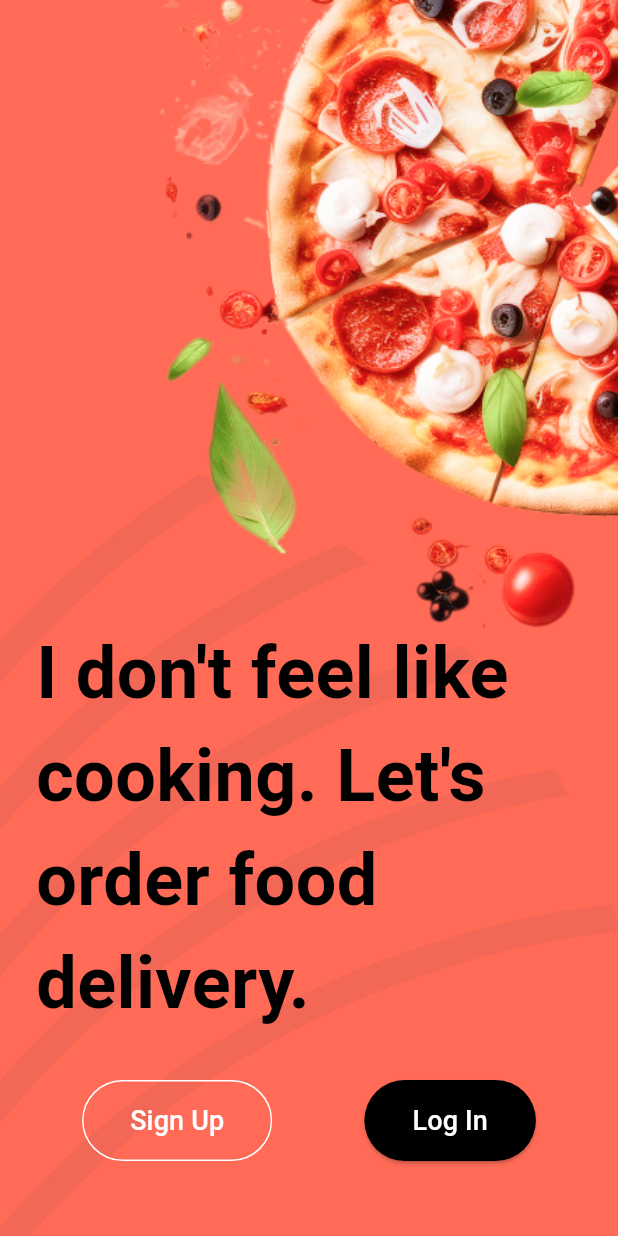
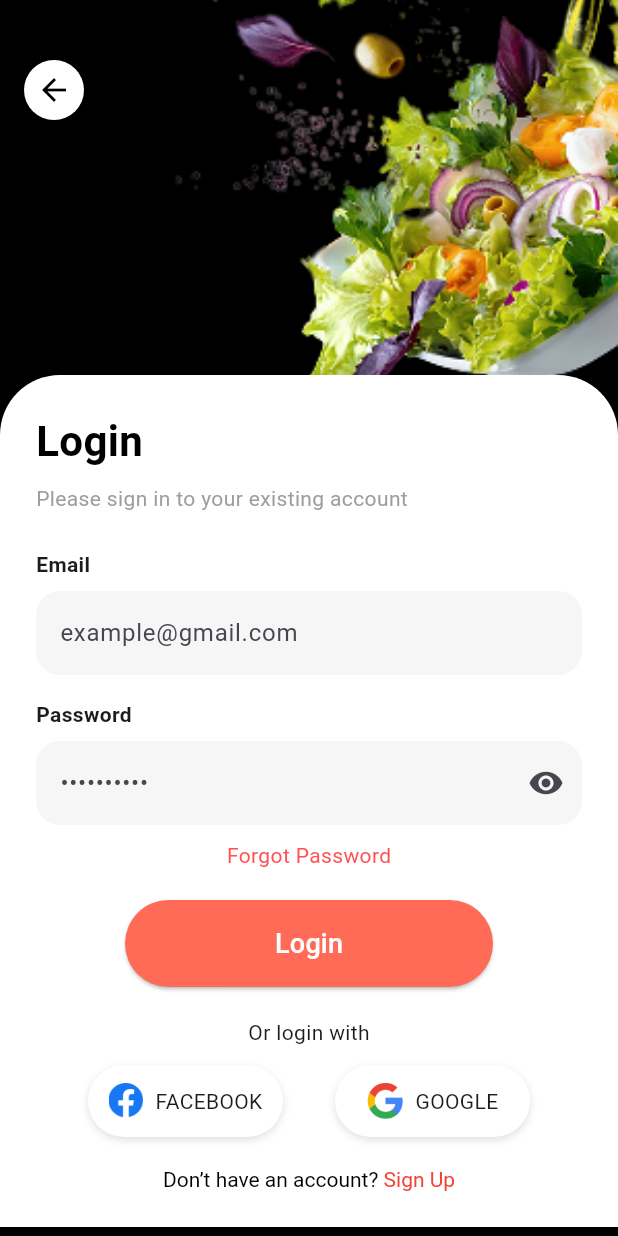
Before and after one commit to YoussefFayad14/Comida, a Flutter app: the screen it shows after launch, after a tap on "Log In", on a phone screen of 412 x 824 dp. Run offline on Flutter 3.47's test engine with Material 3 defaults, Android fonts, the phone set to English and light mode, and no system bars.

Commit message:
Implement login screen and social login buttons

```diff
--- a/lib/app_routes.dart
+++ b/lib/app_routes.dart
@@ -1,6 +1,7 @@
 class AppRoutes {
   static const String splash = '/';
   static const String onboarding = '/onboarding';
+  static const String login = '/login';
   static const String home = '/home' ;
 
 }
--- /dev/null
+++ b/lib/presentation/screens/LoginScreen.dart
@@ -0,0 +1,174 @@
+import 'package:flutter/material.dart';
+import '../widgets/SocialButton.dart';
+import 'OnboardingScreen.dart';
+
+class LoginScreen extends StatelessWidget {
+  const LoginScreen({super.key});
+
+  @override
+  Widget build(BuildContext context) {
+    return Scaffold(
+      backgroundColor: Colors.black,
+      body: Stack(
+        children: [
+          Positioned(
+            top: 0,
+            left: 0,
+            right: 0,
+            child: ClipRRect(
+              borderRadius: BorderRadius.only(
+                bottomLeft: Radius.circular(40),
+                bottomRight: Radius.circular(40),
+              ),
+              child: Image.asset(
+                'assets/images/login_image.png',
+                fit: BoxFit.cover,
+                height: 300,
+              ),
+            ),
+          ),
+
+          // Back button
+          Positioned(
+            top: 40,
+            left: 16,
+            child: GestureDetector(
+              onTap: () {
+                Navigator.pushReplacement(
+                  context,
+                  MaterialPageRoute(builder: (context) => OnboardingScreen()),
+                );
+              },
+              child: CircleAvatar(
+                backgroundColor: Colors.white,
+                child: Icon(Icons.arrow_back, color: Colors.black),
+              ),
+            ),
+          ),
+
+          // Login form container
+          Positioned(
+            top: 250,
+            left: 0,
+            right: 0,
+            child: Container(
+              padding: EdgeInsets.all(24),
+              decoration: BoxDecoration(
+                color: Colors.white,
+                borderRadius: BorderRadius.vertical(top: Radius.circular(40)),
+                boxShadow: [
+                  BoxShadow(
+                    color: Colors.black12,
+                    blurRadius: 10,
+                    offset: Offset(0, -2),
+                  ),
+                ],
+              ),
+              child: Column(
+                crossAxisAlignment: CrossAxisAlignment.start,
+                children: [
+                  Text("Login",
+                      style: TextStyle(
+                          fontSize: 28,
+                          fontWeight: FontWeight.bold,
+                          color: Colors.black)),
+                  SizedBox(height: 8),
+                  Text("Please sign in to your existing account",
+                      style: TextStyle(color: Colors.grey)),
+
+                  SizedBox(height: 24),
+                  Text("Email", style: TextStyle(fontWeight: FontWeight.bold)),
+                  SizedBox(height: 8),
+                  TextField(
+                    decoration: InputDecoration(
+                      hintText: "example@gmail.com",
+                      filled: true,
+                      fillColor: Color(0xFFF6F6F6),
+                      border: OutlineInputBorder(
+                        borderRadius: BorderRadius.circular(16),
+                        borderSide: BorderSide.none,
+                      ),
+                    ),
+                  ),
+
+                  SizedBox(height: 16),
+                  Text("Password",
+                      style: TextStyle(fontWeight: FontWeight.bold)),
+                  SizedBox(height: 8),
+                  TextField(
+                    obscureText: true,
+                    decoration: InputDecoration(
+                      hintText: "••••••••••",
+                      suffixIcon: Icon(Icons.visibility),
+                      filled: true,
+                      fillColor: Color(0xFFF6F6F6),
+                      border: OutlineInputBorder(
+                        borderRadius: BorderRadius.circular(16),
+                        borderSide: BorderSide.none,
+                      ),
+                    ),
+                  ),
+
+                  SizedBox(height: 10),
+                  Align(
+                    alignment: Alignment.center,
+                    child: Text(
+                      "Forgot Password",
+                      style: TextStyle(color: Colors.redAccent),
+                    ),
+                  ),
+
+                  SizedBox(height: 20),
+                  Center(
+                    child: ElevatedButton(
+                      onPressed: () {},
+                      style: ElevatedButton.styleFrom(
+                        backgroundColor: Color(0xFFFF6B57),
+                        padding: EdgeInsets.symmetric(
+                            horizontal: 100, vertical: 16),
+                        shape: StadiumBorder(),
+                      ),
+                      child: Text(
+                        "Login",
+                        style: TextStyle(
+                            color: Colors.white,
+                            fontSize: 18
+                        ),
+                      ),
+                    ),
+                  ),
+
+                  SizedBox(height: 20),
+                  Center(child: Text("Or login with")),
+                  SizedBox(height: 12),
+                  Row(
+                    mainAxisAlignment: MainAxisAlignment.spaceEvenly,
+                    children: [
+                      SocialButton("assets/images/facebook_icon.png", "FACEBOOK"),
+                      SocialButton("assets/images/google_icon.png", "GOOGLE"),
+                    ],
+                  ),
+                  SizedBox(height: 20),
+                  Center(
+                    child: RichText(
+                      text: TextSpan(
+                        text: "Don’t have an account? ",
+                        style: TextStyle(color: Colors.black),
+                        children: [
+                          TextSpan(
+                            text: "Sign Up",
+                            style: TextStyle(color: Colors.red),
+                          ),
+                        ],
+                      ),
+                    ),
+                  ),
+                ],
+              ),
+            ),
+          ),
+        ],
+      ),
+    );
+  }
+}
--- a/lib/presentation/screens/OnboardingScreen.dart
+++ b/lib/presentation/screens/OnboardingScreen.dart
@@ -3,23 +3,9 @@ import 'package:flutter/material.dart';
 import '../widgets/LoginButton.dart';
 import '../widgets/SignUpButton.dart';
 
-void main() {
-  runApp(MyApp());
-}
 
-class MyApp extends StatelessWidget {
-  const MyApp({super.key});
-
-  @override
-  Widget build(BuildContext context) {
-    return MaterialApp(
-      home: OnboadingScreen(),
-    );
-  }
-}
-
-class OnboadingScreen extends StatelessWidget {
-  const OnboadingScreen({super.key});
+class OnboardingScreen extends StatelessWidget {
+  const OnboardingScreen({super.key});
 
   @override
   Widget build(BuildContext context) {
@@ -63,8 +49,8 @@ class OnboadingScreen extends StatelessWidget {
                   Row(
                     mainAxisAlignment: MainAxisAlignment.spaceAround,
                     children: [
-                      SignUpButton(),
-                      LoginButton(),
+                      SignUpButton(context),
+                      LoginButton(context),
                     ],
                   ),
                 ],
--- a/lib/presentation/screens/SplashScreen.dart
+++ b/lib/presentation/screens/SplashScreen.dart
@@ -1,20 +1,5 @@
 import 'package:comida_app/presentation/screens/OnboardingScreen.dart';
 import 'package:flutter/material.dart';
-
-void main() {
-  runApp(MyApp());
-}
-
-class MyApp extends StatelessWidget {
-  const MyApp({super.key});
-
-  @override
-  Widget build(BuildContext context) {
-    return MaterialApp(
-      home: SplashScreen(),
-    );
-  }
-}
 
 class SplashScreen extends StatelessWidget {
   const SplashScreen({super.key});
@@ -24,7 +9,7 @@ class SplashScreen extends StatelessWidget {
     Future.delayed(Duration(seconds: 5), () {
       Navigator.pushReplacement(
         context,
-        MaterialPageRoute(builder: (context) => OnboadingScreen()),
+        MaterialPageRoute(builder: (context) => OnboardingScreen()),
       );
     });
 
--- a/lib/presentation/widgets/LoginButton.dart
+++ b/lib/presentation/widgets/LoginButton.dart
@@ -1,10 +1,9 @@
 import 'package:flutter/material.dart';
 
-class LoginButton extends StatelessWidget {
-  const LoginButton({super.key});
+import '../screens/LoginScreen.dart';
 
 @override
-  Widget build(BuildContext context) {
+Widget LoginButton(context) {
   return ElevatedButton(
     style: ElevatedButton.styleFrom(
       backgroundColor: Colors.black,
@@ -13,7 +12,12 @@ class LoginButton extends StatelessWidget {
         borderRadius: BorderRadius.circular(30),
       ),
     ),
-      onPressed: () {},
+    onPressed: () {
+      Navigator.pushReplacement(
+        context,
+        MaterialPageRoute(builder: (context) => LoginScreen()),
+      );
+    },
     child: Text(
       "Log In",
       style: TextStyle(
@@ -23,4 +27,3 @@ class LoginButton extends StatelessWidget {
     ),
   );
 }
-}
--- a/lib/presentation/widgets/SignUpButton.dart
+++ b/lib/presentation/widgets/SignUpButton.dart
@@ -1,10 +1,6 @@
 import 'package:flutter/material.dart';
 
-class SignUpButton extends StatelessWidget {
-  const SignUpButton({super.key});
-
-  @override
-  Widget build(BuildContext context) {
+Widget SignUpButton(BuildContext context) {
   return OutlinedButton(
     style: OutlinedButton.styleFrom(
       foregroundColor: Colors.white,
@@ -14,11 +10,15 @@ class SignUpButton extends StatelessWidget {
         borderRadius: BorderRadius.circular(30),
       ),
     ),
-      onPressed: () {},
+    onPressed: () {
+     /* Navigator.pushReplacement(
+        context,
+        MaterialPageRoute(builder: (context) => LoginScreen()),
+      );*/
+    },
     child: Text(
       "Sign Up",
       style: TextStyle(fontSize: 18),
     ),
   );
 }
-}
--- /dev/null
+++ b/lib/presentation/widgets/SocialButton.dart
@@ -0,0 +1,23 @@
+import 'package:flutter/material.dart';
+
+Widget SocialButton(String iconPath, String label) {
+  return Container(
+    width: 130,
+    padding: EdgeInsets.symmetric(vertical: 12),
+    decoration: BoxDecoration(
+      color: Colors.white,
+      borderRadius: BorderRadius.circular(30),
+      boxShadow: [
+        BoxShadow(color: Colors.black12, blurRadius: 4, offset: Offset(0, 2))
+      ],
+    ),
+    child: Row(
+      mainAxisAlignment: MainAxisAlignment.center,
+      children: [
+        Image.asset(iconPath, height: 24),
+        SizedBox(width: 8),
+        Text(label),
+      ],
+    ),
+  );
+}
--- a/lib/router_generator.dart
+++ b/lib/router_generator.dart
@@ -1,4 +1,5 @@
 import 'package:comida_app/presentation/screens/HomeScreen.dart';
+import 'package:comida_app/presentation/screens/LoginScreen.dart';
 import 'package:comida_app/presentation/screens/OnboardingScreen.dart';
 import 'package:comida_app/presentation/screens/SplashScreen.dart';
 import 'package:flutter/material.dart';
@@ -11,9 +12,11 @@ class RouterGenerator {
       case AppRoutes.splash:
         return MaterialPageRoute(builder: (_) => SplashScreen());
       case AppRoutes.onboarding:
-        return MaterialPageRoute(builder: (_) => OnboadingScreen());
+        return MaterialPageRoute(builder: (_) => OnboardingScreen());
       case AppRoutes.home:
         return MaterialPageRoute(builder: (_) => HomeScreen());
+      case AppRoutes.login:
+        return MaterialPageRoute(builder: (_) => LoginScreen());
       default:
         return MaterialPageRoute(builder: (_) => HomeScreen());
     }
```
Lines whose indentation alone changed are shown as unchanged.
